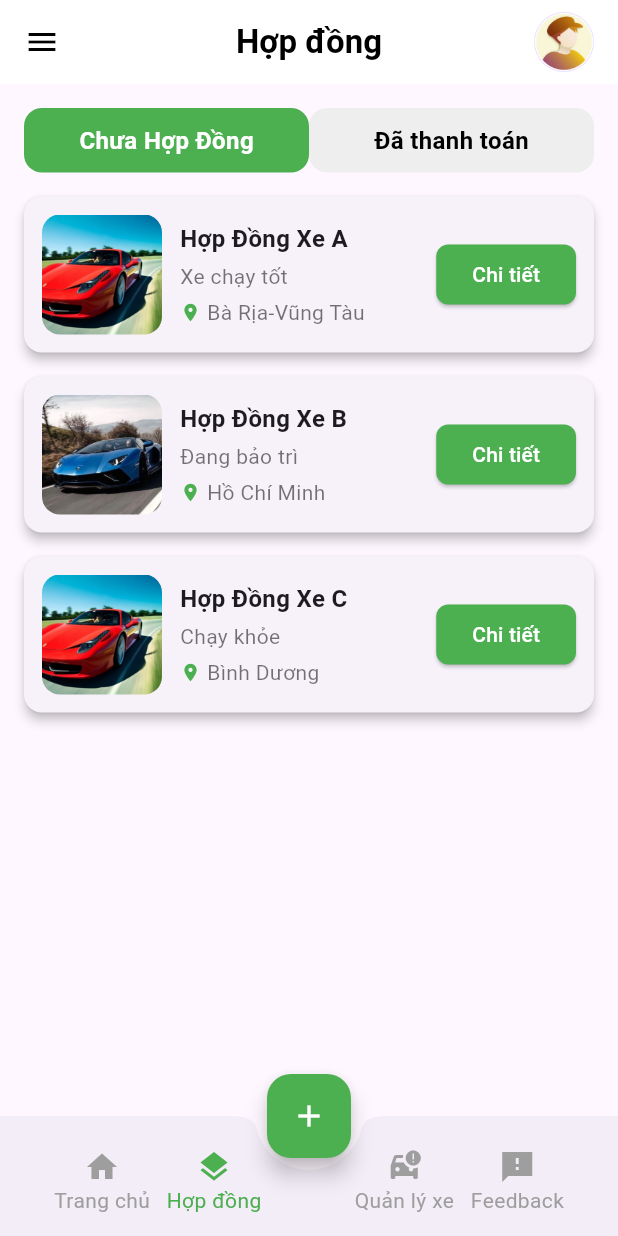
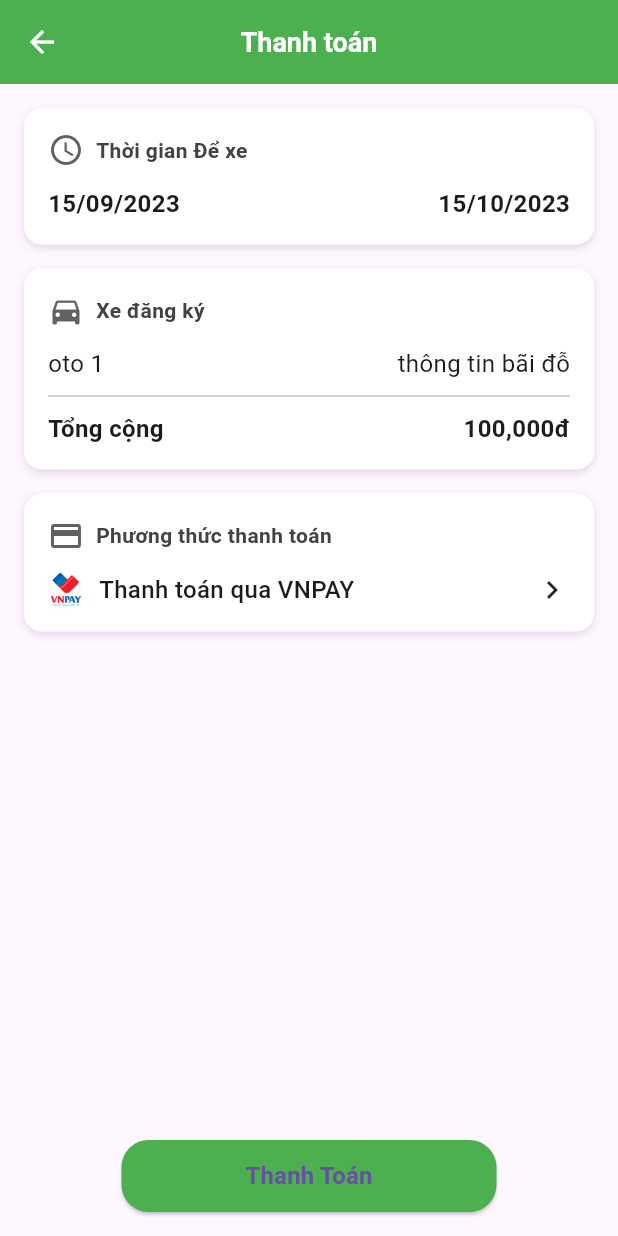
Before and after one commit to haihung01/Mobile-SCPM, a Flutter app: the HomeScreen1 screen opened directly, item 2 of the bottom bar chosen, after a tap on "Chi tiết", on a phone screen of 412 x 824 dp. Run offline on Flutter 3.47's test engine with Material 3 defaults, Android fonts, the phone set to English and light mode, and no system bars; our stand-ins replace cached_network_image, emoji_picker_flutter, image_picker, persistent_bottom_nav_bar; network calls fail.

Commit message:
push payment

```diff
--- a/lib/main.dart
+++ b/lib/main.dart
@@ -5,6 +5,7 @@ import 'package:fe_capstone/ui/CustomerUI/HomeScreen.dart';
 import 'package:fe_capstone/ui/CustomerUI/home/HomeScreen1.dart';
 import 'package:fe_capstone/ui/CustomerUI/VechicleScreen.dart';
 import 'package:fe_capstone/ui/CustomerUI/WalletScreen.dart';
+import 'package:fe_capstone/ui/CustomerUI/parking-management/ListParkingScreen.dart';
 import 'package:fe_capstone/ui/PLOwnerUI/BottomTabNavPlo.dart';
 import 'package:fe_capstone/ui/PLOwnerUI/ContractExpiredScreen.dart';
 import 'package:fe_capstone/ui/PLOwnerUI/PloChatScreen.dart';
@@ -38,7 +39,7 @@ class MyApp extends StatelessWidget {
       debugShowCheckedModeBanner: false,
       theme: ThemeData(primaryColor: Color(0xFF6EC2F7)),
       home: WelcomeScreen(),
-      // home: LoginScreen1(),
+      // home: ListParkingScreen(),
       // home: RegisterScreen1(),
       // home: ContractScreen()
       // home: HomeScreen1(),
--- a/lib/ui/CustomerUI/contract/ContractScreen.dart
+++ b/lib/ui/CustomerUI/contract/ContractScreen.dart
@@ -1,3 +1,4 @@
+import 'package:fe_capstone/ui/CustomerUI/payment/PaymentScreen.dart';
 import 'package:fe_capstone/ui/components/bottomAppBar/CustomFooter.dart';
 import 'package:flutter/material.dart';
 
@@ -12,21 +13,27 @@ class _ContractScreenState extends State<ContractScreen> {
   final List<Map<String, String>> contractList = [
     {
       "title": "Hợp Đồng Xe A",
-      "description": "Xe chạy tốt",
-      "location": "Bà Rịa-Vũng Tàu",
+      "description": "Kiểm tra sức khỏe",
+      "location": "Bs. Trịnh Ngọc Bảo",
       "image": "assets/images/car1.jpg",
+      "status": "Đã duyệt",
+      "button": "Thanh toán"
     },
     {
       "title": "Hợp Đồng Xe B",
-      "description": "Đang bảo trì",
-      "location": "Hồ Chí Minh",
+      "description": "Tiền cọc",
+      "location": "Bs. Đỗ Tài Nhân",
       "image": "assets/images/car2.webp",
+      "status": "Đang chờ duyệt",
+      "button": "Chi tiết"
     },
     {
       "title": "Hợp Đồng Xe C",
-      "description": "Chạy khỏe",
-      "location": "Bình Dương",
+      "description": "Nhận chăm sóc",
+      "location": "Bs. Cố Đỗ Số 7",
       "image": "assets/images/car1.jpg",
+      "status": "Đã duyệt",
+      "button": "Thanh toán"
     },
   ];
 
@@ -66,7 +73,7 @@ class _ContractScreenState extends State<ContractScreen> {
             Row(
               mainAxisAlignment: MainAxisAlignment.spaceBetween,
               children: [
-                _buildTabButton("Chưa Hợp Đồng", 0),
+                _buildTabButton("Chưa Thanh Toán", 0),
                 _buildTabButton("Đã thanh toán", 1),
               ],
             ),
@@ -75,11 +82,14 @@ class _ContractScreenState extends State<ContractScreen> {
               child: ListView.builder(
                 itemCount: contractList.length,
                 itemBuilder: (context, index) {
+                  final item = contractList[index];
                   return _buildContractCard(
-                    contractList[index]["title"]!,
-                    contractList[index]["description"]!,
-                    contractList[index]["location"]!,
-                    contractList[index]["image"]!,
+                    item["title"]!,
+                    item["description"]!,
+                    item["location"]!,
+                    item["image"]!,
+                    item["status"]!,
+                    item["button"]!,
                   );
                 },
               ),
@@ -130,7 +140,26 @@ class _ContractScreenState extends State<ContractScreen> {
 
   // Card Widget
   Widget _buildContractCard(
-      String title, String description, String location, String image) {
+    String title,
+    String description,
+    String location,
+    String image,
+    String status,
+    String buttonLabel,
+  ) {
+    Color statusColor;
+    switch (status) {
+      case 'Đã duyệt':
+        statusColor = Colors.green;
+        break;
+      case 'Đang chờ duyệt':
+        statusColor = Colors.orange;
+        break;
+
+      default:
+        statusColor = Colors.blueGrey;
+    }
+
     return Card(
       shape: RoundedRectangleBorder(borderRadius: BorderRadius.circular(12)),
       elevation: 3,
@@ -171,19 +200,45 @@ class _ContractScreenState extends State<ContractScreen> {
                       ),
                     ],
                   ),
+                  const SizedBox(height: 6),
+                  Container(
+                    padding:
+                        const EdgeInsets.symmetric(horizontal: 8, vertical: 4),
+                    decoration: BoxDecoration(
+                      color: statusColor.withOpacity(0.1),
+                      border: Border.all(color: statusColor),
+                      borderRadius: BorderRadius.circular(6),
+                    ),
+                    child: Text(
+                      status,
+                      style: TextStyle(
+                          fontSize: 12,
+                          fontWeight: FontWeight.w600,
+                          color: statusColor),
+                    ),
+                  ),
                 ],
               ),
             ),
             ElevatedButton(
-              onPressed: () {},
+              onPressed: () {
+                if (buttonLabel.toLowerCase() == "chi tiết") {
+                  Navigator.push(
+                    context,
+                    MaterialPageRoute(
+                        builder: (context) => const PaymentScreen()),
+                  );
+                }
+              },
               style: ElevatedButton.styleFrom(
                 backgroundColor: Colors.green,
                 shape: RoundedRectangleBorder(
-                    borderRadius: BorderRadius.circular(8)),
+                  borderRadius: BorderRadius.circular(10),
+                ),
               ),
-              child: const Text(
-                "Chi tiết",
-                style: TextStyle(color: Colors.white, fontSize: 14),
+              child: Text(
+                buttonLabel,
+                style: const TextStyle(color: Colors.white, fontSize: 14),
               ),
             ),
           ],
--- a/lib/ui/CustomerUI/home/HomeScreen1.dart
+++ b/lib/ui/CustomerUI/home/HomeScreen1.dart
@@ -1,6 +1,7 @@
 import 'package:fe_capstone/ui/CustomerUI/LocationScreen.dart';
 import 'package:fe_capstone/ui/CustomerUI/profile/ProfileScreen1.dart';
 import 'package:fe_capstone/ui/CustomerUI/contract/ContractScreen.dart';
+import 'package:fe_capstone/ui/CustomerUI/vehicle-management/VehicleManagementScreen.dart';
 import 'package:fe_capstone/ui/components/bottomAppBar/CustomFooter.dart';
 import 'package:flutter/material.dart';
 // import 'package:fe_capstone/widgets/custom_footer.dart';
@@ -68,7 +69,7 @@ class _HomeScreenState extends State<HomeScreen1> {
                   _buildCard(Icons.location_on_outlined, "Tìm Bãi Đỗ", context),
                   _buildCard(Icons.layers_outlined, "Hợp Đồng", context),
                   _buildCard(
-                      Icons.directions_car_outlined, "Thông Tin Xe", context),
+                      Icons.directions_car_outlined, "Danh sách xe", context),
                   _buildCard(Icons.notifications_active_outlined, "Thông Báo",
                       context),
                 ],
@@ -99,15 +100,17 @@ class _HomeScreenState extends State<HomeScreen1> {
           if (title == "Tìm Bãi Đỗ") {
             Navigator.push(
               context,
-              MaterialPageRoute(
-                  builder: (context) => LocationScreen()), // Giữ nguyên
+              MaterialPageRoute(builder: (context) => LocationScreen()),
             );
           } else if (title == "Hợp Đồng") {
             Navigator.push(
               context,
-              MaterialPageRoute(
-                  builder: (context) =>
-                      ContractScreen()), // Thêm chức năng hợp đồng
+              MaterialPageRoute(builder: (context) => ContractScreen()),
+            );
+          } else if (title == "Danh sách xe") {
+            Navigator.push(
+              context,
+              MaterialPageRoute(builder: (context) => VehicleListScreen()),
             );
           }
         },
--- /dev/null
+++ b/lib/ui/CustomerUI/payment/PaymentScreen.dart
@@ -0,0 +1,150 @@
+import 'package:flutter/material.dart';
+
+class PaymentScreen extends StatelessWidget {
+  const PaymentScreen({super.key});
+
+  @override
+  Widget build(BuildContext context) {
+    return Scaffold(
+      appBar: AppBar(
+        backgroundColor: Colors.green,
+        elevation: 0,
+        leading: IconButton(
+          icon: const Icon(Icons.arrow_back, color: Colors.white),
+          onPressed: () => Navigator.pop(context),
+        ),
+        title: const Text(
+          "Thanh toán",
+          style: TextStyle(
+              color: Colors.white, fontWeight: FontWeight.bold, fontSize: 18),
+        ),
+        centerTitle: true,
+      ),
+      body: Padding(
+        padding: const EdgeInsets.all(16.0),
+        child: Column(
+          children: [
+            // Thời gian để xe
+            _buildInfoCard(
+              icon: Icons.access_time,
+              title: "Thời gian Để xe",
+              content: Row(
+                mainAxisAlignment: MainAxisAlignment.spaceBetween,
+                children: const [
+                  Text("15/09/2023",
+                      style:
+                          TextStyle(fontWeight: FontWeight.bold, fontSize: 16)),
+                  Text("15/10/2023",
+                      style:
+                          TextStyle(fontWeight: FontWeight.bold, fontSize: 16)),
+                ],
+              ),
+            ),
+            const SizedBox(height: 16),
+
+            // Xe đăng ký
+            _buildInfoCard(
+              icon: Icons.directions_car,
+              title: "Xe đăng ký",
+              content: Column(
+                crossAxisAlignment: CrossAxisAlignment.start,
+                children: [
+                  Row(
+                    mainAxisAlignment: MainAxisAlignment.spaceBetween,
+                    children: const [
+                      Text("oto 1", style: TextStyle(fontSize: 16)),
+                      Text("thông tin bãi đỗ", style: TextStyle(fontSize: 16)),
+                    ],
+                  ),
+                  const Divider(height: 20),
+                  Row(
+                    mainAxisAlignment: MainAxisAlignment.spaceBetween,
+                    children: const [
+                      Text("Tổng cộng",
+                          style: TextStyle(
+                              fontWeight: FontWeight.bold, fontSize: 16)),
+                      Text("100,000đ",
+                          style: TextStyle(
+                              fontWeight: FontWeight.bold, fontSize: 16)),
+                    ],
+                  ),
+                ],
+              ),
+            ),
+            const SizedBox(height: 16),
+
+            // Phương thức thanh toán
+            _buildInfoCard(
+              icon: Icons.payment,
+              title: "Phương thức thanh toán",
+              content: Row(
+                children: [
+                  Image.asset("assets/images/vnpay.webp", height: 24),
+                  const SizedBox(width: 10),
+                  const Text("Thanh toán qua VNPAY",
+                      style:
+                          TextStyle(fontSize: 16, fontWeight: FontWeight.w500)),
+                  const Spacer(),
+                  const Icon(Icons.chevron_right),
+                ],
+              ),
+            ),
+            const Spacer(),
+
+            // Nút Thanh Toán
+            SizedBox(
+              width: 250,
+              height: 48,
+              child: ElevatedButton(
+                onPressed: () {},
+                style: ElevatedButton.styleFrom(
+                  backgroundColor: Colors.green,
+                  shape: RoundedRectangleBorder(
+                    borderRadius: BorderRadius.circular(18),
+                  ),
+                ),
+                child: const Text("Thanh Toán",
+                    style:
+                        TextStyle(fontSize: 16, fontWeight: FontWeight.bold)),
+              ),
+            ),
+          ],
+        ),
+      ),
+    );
+  }
+
+  Widget _buildInfoCard({
+    required IconData icon,
+    required String title,
+    required Widget content,
+  }) {
+    return Container(
+      width: double.infinity,
+      padding: const EdgeInsets.all(16),
+      decoration: BoxDecoration(
+        color: Colors.white,
+        borderRadius: BorderRadius.circular(12),
+        boxShadow: const [
+          BoxShadow(color: Colors.black12, blurRadius: 4, offset: Offset(0, 2)),
+        ],
+      ),
+      child: Column(
+        crossAxisAlignment: CrossAxisAlignment.start,
+        children: [
+          Row(
+            children: [
+              Icon(icon, color: Colors.grey[700]),
+              const SizedBox(width: 8),
+              Text(title,
+                  style: TextStyle(
+                      fontWeight: FontWeight.w600, color: Colors.grey[800])),
+            ],
+          ),
+          const SizedBox(height: 12),
+          content,
+        ],
+      ),
+    );
+  }
+}
```
Also changed, not shown: lib/ui/CustomerUI/LocationScreen.dart (+8 -1 lines), lib/ui/CustomerUI/parking-management/ListParkingScreen.dart (added, +229 -0 lines), assets/images/parking.jpg (added), assets/images/vnpay.webp (added).
